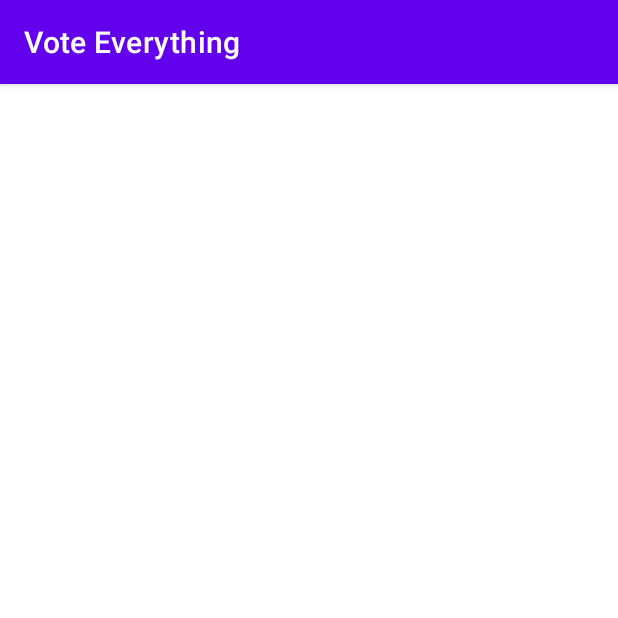
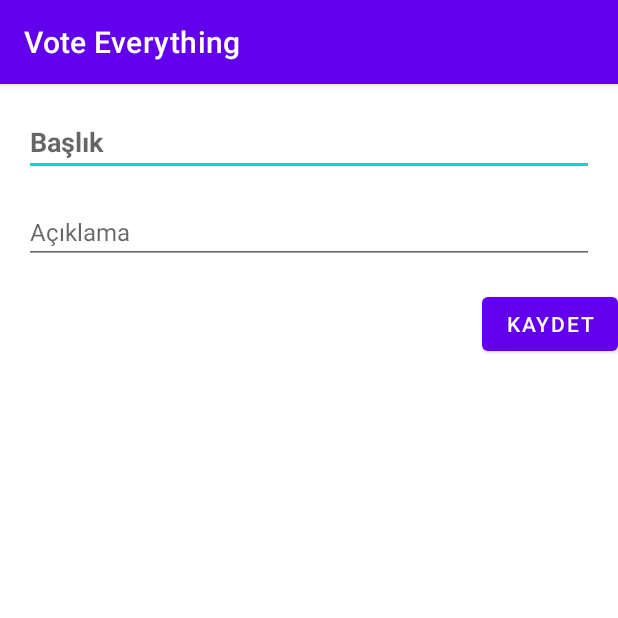
Before and after one commit to EngincanCicek/Vote-Everything, an Android app: the PostActivity screen opened directly, with no data from a screen before it, on a phone screen of 412 x 824 dp, the top half of it. Run offline under Robolectric (Android 15) with nearby library versions, the phone set to English and light mode, and no system bars; our stand-ins replace Firebase (no records; nobody signed in at launch, a user with empty details on screens opened directly).

Commit message:
Fast update

```diff
--- a/app/src/main/java/com/example/voteeverything/ui/PostActivity.java
+++ b/app/src/main/java/com/example/voteeverything/ui/PostActivity.java
@@ -1,16 +1,72 @@
 package com.example.voteeverything.ui;
 
 import android.os.Bundle;
+import android.view.View;
+import android.widget.Button;
+import android.widget.EditText;
+import android.widget.Toast;
 
+import androidx.annotation.Nullable;
 import androidx.appcompat.app.AppCompatActivity;
 
 import com.example.voteeverything.R;
+import com.example.voteeverything.StaticShorCut;
+import com.example.voteeverything.dao.DummyDao;
+import com.example.voteeverything.model.Post;
+import com.google.firebase.firestore.FirebaseFirestore;
 
 public class PostActivity extends AppCompatActivity {
 
+    private EditText editTextTitle;
+    private EditText editTextContent;
+    private Button buttonSave;
+
+    private DummyDao dummyDao;
+    private FirebaseFirestore db;
+
     @Override
-    protected void onCreate(Bundle savedInstanceState) {
+    protected void onCreate(@Nullable Bundle savedInstanceState) {
         super.onCreate(savedInstanceState);
         setContentView(R.layout.activity_post);
+
+        editTextTitle = findViewById(R.id.editTextTitle);
+        editTextContent = findViewById(R.id.editTextContent);
+        buttonSave = findViewById(R.id.buttonSave);
+
+        dummyDao = new DummyDao();
+        db = FirebaseFirestore.getInstance();
+
+        buttonSave.setOnClickListener(new View.OnClickListener() {
+            @Override
+            public void onClick(View v) {
+                saveNewPost();
+            }
+        });
     }
+
+    private void saveNewPost() {
+        String title = editTextTitle.getText().toString().trim();
+        String content = editTextContent.getText().toString().trim();
+
+        if (title.isEmpty() || content.isEmpty()) {
+            Toast.makeText(PostActivity.this, "Başlık ve içerik boş olamaz.", Toast.LENGTH_SHORT).show();
+            return;
+        }
+
+        // Yeni post nesnesini oluştur
+        Post newPost = new Post(StaticShorCut.generateRandomString(8),
+                StaticShorCut.generateRandomString(8),
+                title, content, 0.0, null, 0);
+
+        // DummyDao üzerinden Firestore'a kaydet
+        dummyDao.createPost(newPost)
+                .addOnSuccessListener(aVoid -> {
+                    Toast.makeText(PostActivity.this, "Yeni post başarıyla kaydedildi.", Toast.LENGTH_SHORT).show();
+                    finish(); // Aktiviteyi kapat
+                })
+                .addOnFailureListener(e -> {
+                    Toast.makeText(PostActivity.this, "Post kaydedilirken bir hata oluştu: " + e.getMessage(), Toast.LENGTH_SHORT).show();
+                });
+    }
+
 }
--- a/app/src/main/res/layout/activity_post.xml
+++ b/app/src/main/res/layout/activity_post.xml
@@ -6,4 +6,41 @@
     android:layout_height="match_parent"
     tools:context=".ui.PostActivity">
 
+    <!-- Başlık -->
+    <EditText
+        android:id="@+id/editTextTitle"
+        android:layout_width="match_parent"
+        android:layout_height="wrap_content"
+        android:hint="Başlık"
+        android:inputType="text"
+        android:textSize="18sp"
+        android:textStyle="bold"
+        android:layout_margin="16dp"
+        app:layout_constraintTop_toTopOf="parent"
+        app:layout_constraintStart_toStartOf="parent"
+        app:layout_constraintEnd_toEndOf="parent" />
+
+    <!-- Açıklama -->
+    <EditText
+        android:id="@+id/editTextContent"
+        android:layout_width="match_parent"
+        android:layout_height="wrap_content"
+        android:hint="Açıklama"
+        android:inputType="textMultiLine"
+        android:textSize="16sp"
+        android:layout_margin="16dp"
+        app:layout_constraintTop_toBottomOf="@id/editTextTitle"
+        app:layout_constraintStart_toStartOf="parent"
+        app:layout_constraintEnd_toEndOf="parent" />
+
+    <!-- Kaydetme Butonu -->
+    <Button
+        android:id="@+id/buttonSave"
+        android:layout_width="wrap_content"
+        android:layout_height="wrap_content"
+        android:text="Kaydet"
+        android:layout_marginTop="16dp"
+        app:layout_constraintTop_toBottomOf="@id/editTextContent"
+        app:layout_constraintEnd_toEndOf="parent" />
+
 </androidx.constraintlayout.widget.ConstraintLayout>
--- a/app/src/main/res/layout/fragment_user_page.xml
+++ b/app/src/main/res/layout/fragment_user_page.xml
@@ -14,7 +14,7 @@
         app:layout_constraintEnd_toEndOf="parent"
         app:layout_constraintStart_toStartOf="parent"
         app:layout_constraintTop_toTopOf="parent"
-        app:srcCompat="@drawable/usericon" />
+        app:srcCompat="@android:drawable/ic_input_add" />
 
     <androidx.recyclerview.widget.RecyclerView
         android:id="@+id/userPostsRecyclerView"
```
Also changed, not shown: app/src/main/java/com/example/voteeverything/StaticShorCut.java (added, +36 -0 lines), app/src/main/java/com/example/voteeverything/dao/DummyDao.kt (+79 -8 lines), app/src/main/java/com/example/voteeverything/ui/fragments/FragmentHomePage.java (+5 -4 lines), app/src/main/java/com/example/voteeverything/ui/fragments/FragmentSettings.java (+29 -4 lines), app/src/main/java/com/example/voteeverything/ui/fragments/FragmentUserPage.java (+27 -15 lines), app/src/main/res/layout/activity_post_view.xml (deleted, +0 -40 lines).
